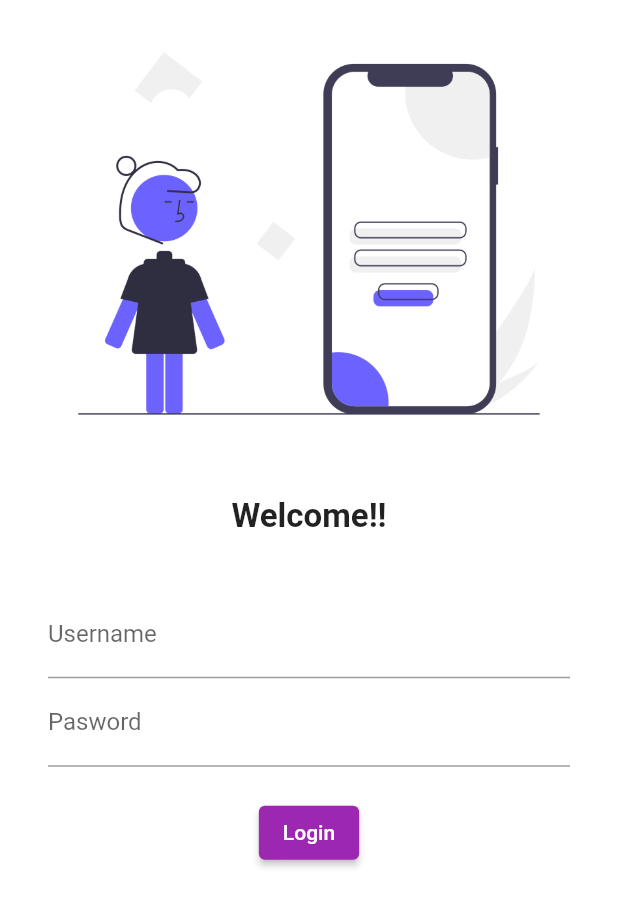
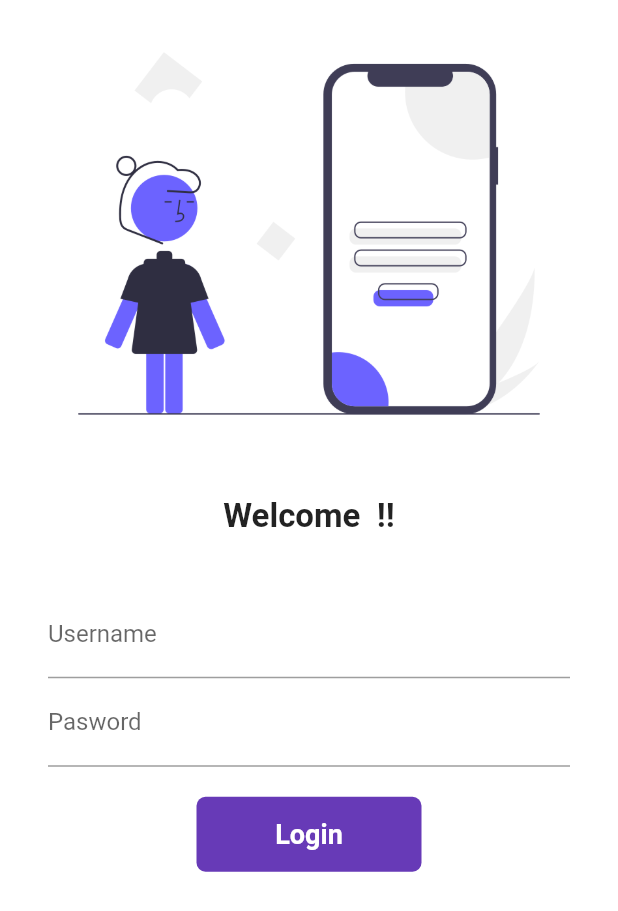
Before and after one commit to hga-777/Catalog_App, a Flutter app: the screen it shows after launch, on a phone screen of 412 x 824 dp. Shown: the top 911 px of the screen. Run offline on Flutter 3.47's test engine with Material 2 defaults, Android fonts, the phone set to English and light mode, and no system bars; our stand-ins replace google_fonts.

Commit message:
animation in the login page is added along with separete files for utils

```diff
--- a/lib/Pages/login_page.dart
+++ b/lib/Pages/login_page.dart
@@ -1,11 +1,21 @@
 import 'package:flutter/material.dart';
 import 'package:flutter_catalog/Pages/homepage.dart';
+import 'package:flutter_catalog/utils/routes.dart';
 
-class LoginPage extends StatelessWidget {
+class LoginPage extends StatefulWidget {
+  @override
+  State<LoginPage> createState() => _LoginPageState();
+}
+
+class _LoginPageState extends State<LoginPage> {
+  String name = "";
+  bool changedButton = false;
   @override
   Widget build(BuildContext context) {
     return Material(
         color: Colors.white,
+        child: SingleChildScrollView(
+          //wrapping krne se agr screen ka size chota hoga toh scroll ho jaega
           child: Column(
             children: [
               Image.asset(
@@ -15,8 +25,8 @@ class LoginPage extends StatelessWidget {
               SizedBox(
                 height: 20.0,
               ), //ek blank space
-            const Text(
-              "Welcome!!",
+              Text(
+                "Welcome $name !!",
                 style: TextStyle(
                   fontSize: 22,
                   fontWeight: FontWeight.bold,
@@ -26,8 +36,8 @@ class LoginPage extends StatelessWidget {
                 height: 20.0,
               ),
               Padding(
-              padding:
-                  const EdgeInsets.symmetric(vertical: 16.0, horizontal: 32.0),
+                padding: const EdgeInsets.symmetric(
+                    vertical: 16.0, horizontal: 32.0),
                 child: Column(
                   //column is wrapped with padding
                   children: [
@@ -38,6 +48,12 @@ class LoginPage extends StatelessWidget {
                             "Enter Username", //yeh tb dikhega jb mera user us field ko click kr dega
                         labelText: "Username", //yeh waise hi dikhte rahega
                       ),
+                      onChanged: (value) {
+                        //yeh krne se jo welcome likha h usme username add ho jaega
+                        name = value;
+                        setState(
+                            () {}); //yeh build method ko dobara se call krta hai
+                      },
                     ),
                     TextFormField(
                       obscureText:
@@ -50,14 +66,60 @@ class LoginPage extends StatelessWidget {
                     const SizedBox(
                       height: 20.0,
                     ),
-                  ElevatedButton(
-                    onPressed: () => print('Ha'),
-                    child: Text("Login"),
+
+                    InkWell(
+                      //isme conatiner ko wrap krne se mera hmlog usme onpressed waala logic add kr sakte hai
+                      onTap: () async { //yeh asunc krna is necessary
+                        setState(() {
+                          // jab v screen change ho rha h toh set state call krna is necessary
+                          changedButton = true;
+                        });
+                        await Future.delayed(Duration(seconds: 1));  //make app wait for this duration before the next move
+                        Navigator.pushNamed(context, MyRoute.homeRoute);
+                      },
+                      child: AnimatedContainer(
+                        //this is added to make custom button
+                        duration: const Duration(
+                            seconds:
+                                1), //jb animated container use karoge toh duration dena is necessary
+                        width: changedButton ? 50 : 150,
+                        height: 50,
+                        alignment: Alignment.center,
+                        decoration: BoxDecoration(
+                          color: Colors.deepPurple,
+                          borderRadius:
+                              BorderRadius.circular(changedButton ? 50 : 6),
                         ),
+                        child: changedButton
+                            ? const Icon(
+                                Icons.done,
+                                color: Colors.white,
+                              )
+                            : const Text(
+                                'Login',
+                                style: TextStyle(
+                                    color: Colors.white,
+                                    fontWeight: FontWeight.bold,
+                                    fontSize: 18),
+                              ),
+                      ),
+                    )
+
+                    // ElevatedButton(
+                    //   onPressed: () {
+                    //     Navigator.pushNamed(
+                    //         context,
+                    //         MyRoute
+                    //             .homeRoute); //this is the class use for navigation
+                    //   },
+                    //   style: TextButton.styleFrom(minimumSize: Size(120, 40)),
+                    //   child: Text("Login"),
+                    // ),
                   ],
                 ),
               ),
             ],
+          ),
         ));
   }
 }
--- a/lib/main.dart
+++ b/lib/main.dart
@@ -1,5 +1,6 @@
 import 'package:flutter/material.dart';
 import 'package:flutter_catalog/Pages/login_page.dart';
+import 'package:flutter_catalog/utils/routes.dart';
 import 'Pages/homepage.dart';
 import 'package:google_fonts/google_fonts.dart'; //added to use google fonts (pub.dev)
 
@@ -26,8 +27,8 @@ class MyApp extends StatelessWidget {
       routes: {
         //yeh rasta batata h ki is page ke baad kon sa page jaega
         "/": (context) => LoginPage(), //yeh starting address
-        "/home": (context) => HomePage(),
-        "/login": (context) => LoginPage(),
+        MyRoute.homeRoute: (context) => HomePage(),
+        MyRoute.loginRoute: (context) => LoginPage(),
         // "/login" : (context) => Login_Page(),
       },
     );
--- /dev/null
+++ b/lib/utils/routes.dart
@@ -0,0 +1,4 @@
+class MyRoute {
+  static String loginRoute = '/login';
+  static String homeRoute = '/home';
+}
```
Lines whose indentation alone changed are shown as unchanged.
